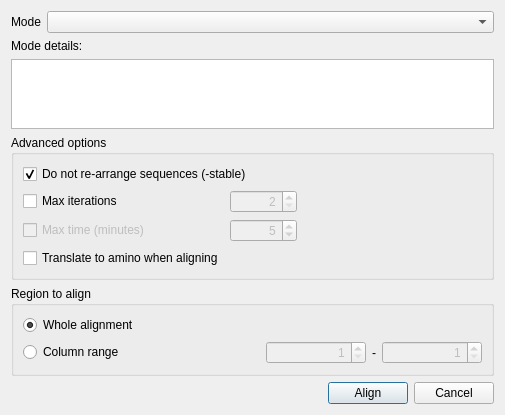
Qt form src/plugins_3rdparty/umuscle/src/ui/MuscleAlignDialog.ui (violethaze74/ugene) before a commit.
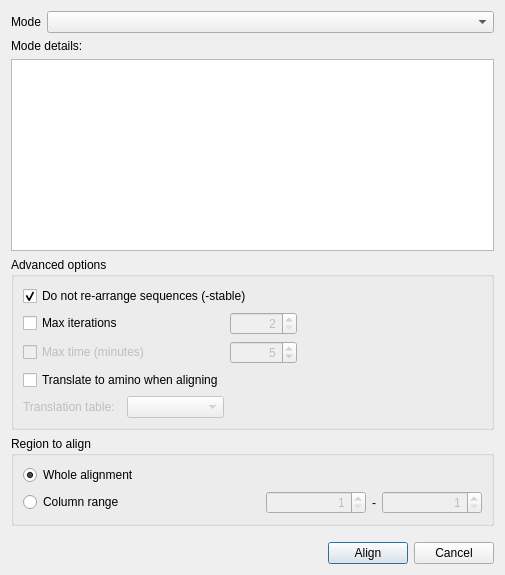
The same form after that commit.

The edit to the form file:
```diff
--- a/src/plugins_3rdparty/umuscle/src/ui/MuscleAlignDialog.ui
+++ b/src/plugins_3rdparty/umuscle/src/ui/MuscleAlignDialog.ui
@@ -7,7 +7,7 @@
     <x>0</x>
     <y>0</y>
     <width>505</width>
-    <height>380</height>
+    <height>575</height>
    </rect>
   </property>
   <property name="windowTitle">
@@ -158,6 +158,27 @@
         </property>
        </widget>
       </item>
+      <item row="4" column="0">
+       <layout class="QHBoxLayout" name="horizontalLayout_3">
+        <item>
+         <widget class="QLabel" name="label_4">
+          <property name="enabled">
+           <bool>false</bool>
+          </property>
+          <property name="text">
+           <string>Translation table:</string>
+          </property>
+         </widget>
+        </item>
+        <item>
+         <widget class="QComboBox" name="translationTableBox">
+          <property name="enabled">
+           <bool>false</bool>
+          </property>
+         </widget>
+        </item>
+       </layout>
+      </item>
      </layout>
     </widget>
    </item>
```
Left out of the diff: 36 changed lines with no effect on the pictures.
